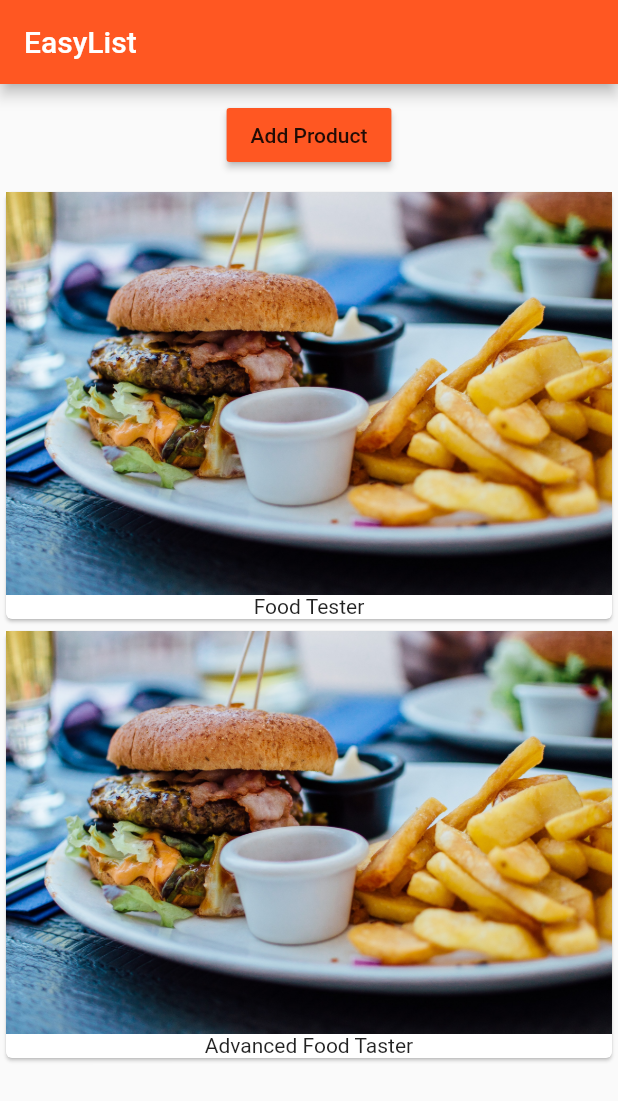
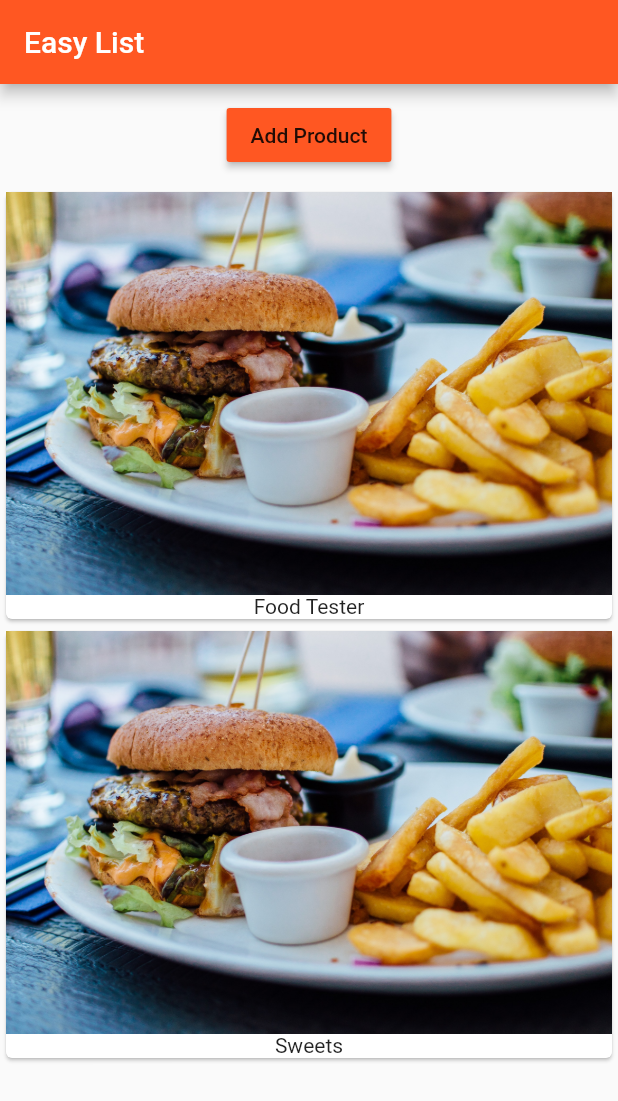
Before and after one commit to MuthuHere/FlutterCourse, a Flutter app: the screen it shows after launch, after a tap on "Add Product", on a phone screen of 412 x 824 dp. Shown: the top 1101 px of the screen. Run offline on Flutter 3.47's test engine with Material 2 defaults, Android fonts, the phone set to English and light mode, and no system bars.

```diff
--- a/lib/main.dart
+++ b/lib/main.dart
@@ -1,7 +1,13 @@
 import 'package:flutter/material.dart';
+import 'package:flutter/rendering.dart';
 import 'package:flutter_app/product_manager.dart';
 
-void main() => runApp(MyApp());
+void main() {
+  debugPaintSizeEnabled = true;
+  debugPaintBaselinesEnabled = true;
+  debugPaintPointersEnabled = true;
+  runApp(MyApp());
+}
 
 class MyApp extends StatefulWidget {
   _MyAppState createState() => new _MyAppState();
@@ -11,12 +17,17 @@ class _MyAppState extends State<MyApp> {
   @override
   Widget build(BuildContext context) {
     return MaterialApp(
-      theme: ThemeData(primarySwatch: Colors.deepOrange),
+      theme: ThemeData(
+          primarySwatch: Colors.deepOrange,
+          brightness: Brightness.light,
+          accentColor: Colors.deepPurple),
       home: Scaffold(
           appBar: AppBar(
             title: Text(
-              "EasyList",
+              "Easy List",
+              textAlign: TextAlign.center,
             ),
+
           ),
           body: ProductManager("Food Tester")),
     );
--- /dev/null
+++ b/lib/product_control.dart
@@ -0,0 +1,18 @@
+import 'package:flutter/material.dart';
+
+class ProductControl extends StatelessWidget {
+  final Function addProduct;
+
+  ProductControl(this.addProduct);
+
+  @override
+  Widget build(BuildContext context) {
+    return RaisedButton(
+      color: Theme.of(context).primaryColor,
+      onPressed: () {
+        addProduct('Sweets');
+      },
+      child: Text("Add Product"),
+    );
+  }
+}
--- a/lib/product_manager.dart
+++ b/lib/product_manager.dart
@@ -1,4 +1,6 @@
 import 'package:flutter/material.dart';
+
+import 'package:flutter_app/product_control.dart';
 import 'package:flutter_app/products.dart';
 
 class ProductManager extends StatefulWidget {
@@ -13,13 +15,19 @@ class ProductManager extends StatefulWidget {
 }
 
 class _ProductManagerState extends State<ProductManager> {
-  List<String> _products = [];
 
+  final List<String> _products =  [];
 
   @override
   void initState() {
     _products.add(widget.startingProduct);
     super.initState();
+  }
+
+ @override
+  void didUpdateWidget(ProductManager oldWidget) {
+    print(_products);
+    super.didUpdateWidget(oldWidget);
   }
 
   @override
@@ -28,15 +36,7 @@ class _ProductManagerState extends State<ProductManager> {
       children: [
         Container(
           margin: EdgeInsets.all(10.0),
-          child: RaisedButton(
-            color: Theme.of(context).primaryColor,
-            onPressed: () {
-              setState(() {
-                _products.add("Advanced Food Taster");
-              });
-            },
-            child: Text("Add Product"),
-          ),
+          child: ProductControl(_addProduct),
         ),
         Products(_products)
       ],
@@ -44,5 +44,9 @@ class _ProductManagerState extends State<ProductManager> {
   }
 
 
-
+  void _addProduct(String product) {
+    setState(() {
+      _products.add(product);
+    });
+  }
 }
--- a/lib/products.dart
+++ b/lib/products.dart
@@ -4,10 +4,14 @@ class Products extends StatelessWidget {
 
   final List<String> products;
 
-  Products(this.products);
+  Products(this.products){
+    print('[Product Widget] Constructor');
+  }
 
   @override
   Widget build(BuildContext context) {
+    print('[Product Widget] build()');
+
     return Column(
       children: products
           .map(
```
